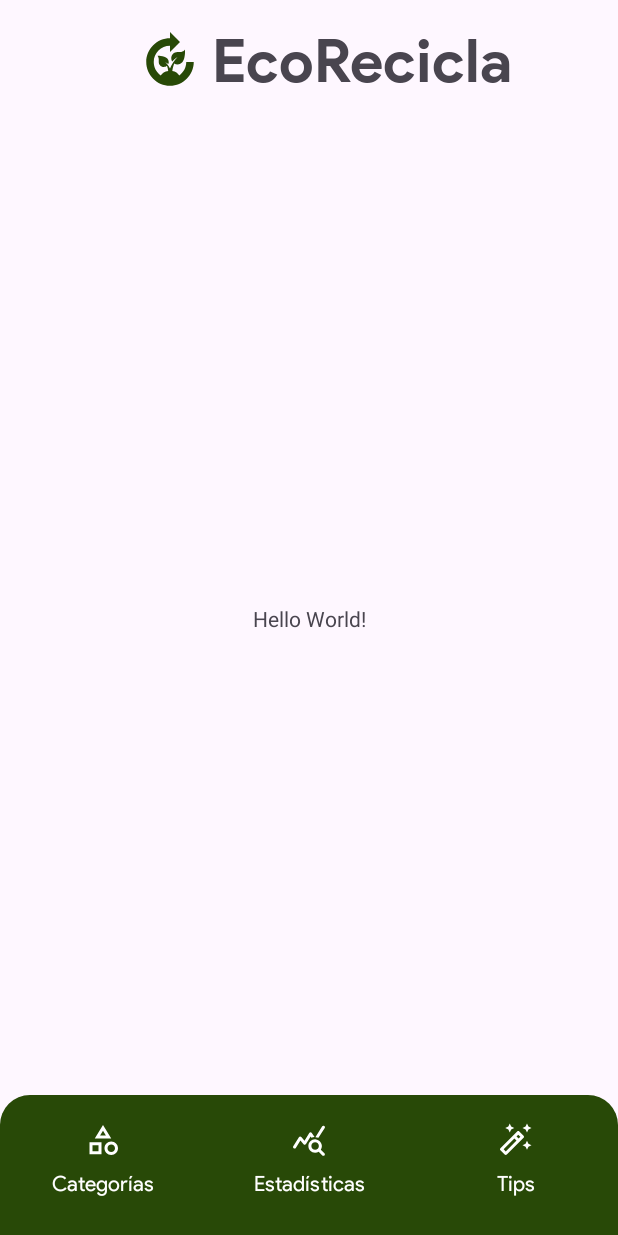
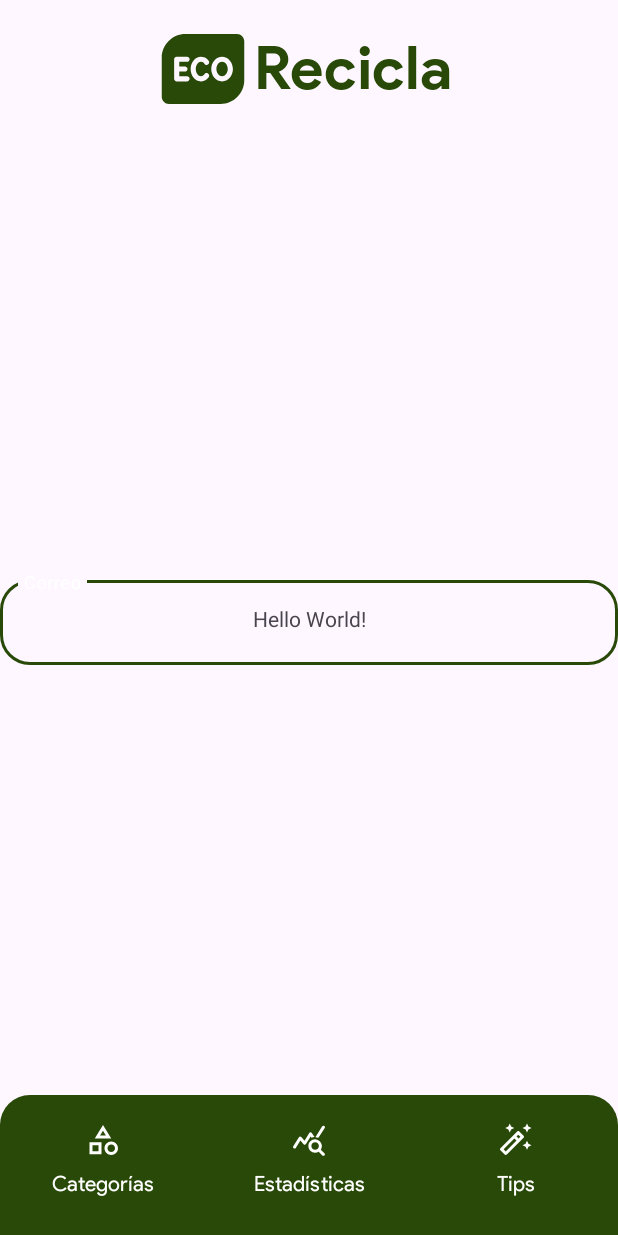
Before and after one commit to AndresFDev/EcoRecicla, an Android app: the screen it shows after launch (MainActivity), on a phone screen of 412 x 824 dp. Run offline under Robolectric (Android 15) with nearby library versions, the light colour scheme and no system bars.

Commit message:
second update

```diff
--- /dev/null
+++ b/app/src/main/res/drawable/ic_appv2.xml
@@ -0,0 +1,20 @@
+<vector xmlns:android="http://schemas.android.com/apk/res/android"
+    android:width="48dp"
+    android:height="48dp"
+    android:viewportWidth="48"
+    android:viewportHeight="48">
+  <path
+      android:pathData="M0,0h48v48h-48z"
+      android:strokeAlpha="0"
+      android:fillColor="#FFFFFF"
+      android:strokeColor="#00000000"
+      android:fillAlpha="0"/>
+  <path
+      android:pathData="M14.65,5.3C7.683,5.3 2,10.983 2,17.95L2,38.85C2,40.956 3.744,42.7 5.85,42.7L33.35,42.7C40.317,42.7 46,37.017 46,30.05L46,9.15C46,7.044 44.256,5.3 42.15,5.3L14.65,5.3zM9.975,17.4L15.475,17.4C16.234,17.4 16.85,18.016 16.85,18.775C16.85,19.534 16.234,20.15 15.475,20.15L11.35,20.15L11.35,22.625L14.375,22.625C15.134,22.625 15.75,23.241 15.75,24C15.75,24.759 15.134,25.375 14.375,25.375L11.35,25.375L11.35,27.85L15.475,27.85C16.234,27.85 16.85,28.466 16.85,29.225C16.85,29.984 16.234,30.6 15.475,30.6L9.975,30.6C9.216,30.6 8.6,29.984 8.6,29.225L8.6,18.775C8.6,18.016 9.216,17.4 9.975,17.4zM22.911,17.4C25.496,17.4 26.772,19.171 27.102,19.71C27.498,20.359 27.289,21.206 26.64,21.602C25.991,21.998 25.144,21.789 24.748,21.14C24.605,20.909 24.066,20.15 22.911,20.15C21.415,20.15 20.15,21.91 20.15,24C20.15,26.09 21.415,27.85 22.911,27.85C24.066,27.85 24.605,27.091 24.748,26.86C25.144,26.211 25.991,26.002 26.64,26.398C27.289,26.794 27.498,27.641 27.102,28.29C26.772,28.829 25.496,30.6 22.911,30.6C19.875,30.6 17.4,27.641 17.4,24C17.4,20.359 19.875,17.4 22.911,17.4zM34.175,17.4C37.365,17.4 39.95,20.359 39.95,24C39.95,27.641 37.365,30.6 34.175,30.6C30.985,30.6 28.4,27.641 28.4,24C28.4,20.359 30.985,17.4 34.175,17.4zM34.175,20.15C32.504,20.15 31.15,21.874 31.15,24C31.15,26.126 32.504,27.85 34.175,27.85C35.846,27.85 37.2,26.126 37.2,24C37.2,21.874 35.846,20.15 34.175,20.15z"
+      android:strokeLineJoin="miter"
+      android:strokeWidth="1.1"
+      android:fillColor="#FFFFFF"
+      android:fillType="nonZero"
+      android:strokeColor="#00000000"
+      android:strokeLineCap="butt"/>
+</vector>
--- a/app/src/main/res/layout/activity_main.xml
+++ b/app/src/main/res/layout/activity_main.xml
@@ -21,6 +21,22 @@
         app:layout_constraintStart_toStartOf="parent"
         app:layout_constraintTop_toTopOf="parent" />
 
+    <com.google.android.material.textfield.TextInputLayout
+        style="@style/Widget.App.TextInputLayout"
+        android:layout_width="match_parent"
+        android:layout_height="wrap_content"
+        android:hint="Correo"
+        app:layout_constraintBottom_toBottomOf="parent"
+        app:layout_constraintEnd_toEndOf="parent"
+        app:layout_constraintStart_toStartOf="parent"
+        app:layout_constraintTop_toTopOf="parent">
+
+        <com.google.android.material.textfield.TextInputEditText
+            android:layout_width="match_parent"
+            android:layout_height="wrap_content" />
+
+    </com.google.android.material.textfield.TextInputLayout>
+
     <include
         layout="@layout/nav_menu"
         android:layout_width="match_parent"
--- a/app/src/main/res/layout/app_logo.xml
+++ b/app/src/main/res/layout/app_logo.xml
@@ -7,12 +7,12 @@
 
     <com.google.android.material.imageview.ShapeableImageView
         android:id="@+id/ivLogo"
-        android:layout_width="40dp"
-        android:layout_height="40dp"
-        android:src="@drawable/ic_app"
+        android:layout_width="60dp"
+        android:layout_height="60dp"
+        android:src="@drawable/ic_appv2"
         app:layout_constraintBottom_toBottomOf="parent"
         app:layout_constraintEnd_toEndOf="parent"
-        app:layout_constraintHorizontal_bias="0.25"
+        app:layout_constraintHorizontal_bias="0.30"
         app:layout_constraintStart_toStartOf="parent"
         app:layout_constraintTop_toTopOf="parent"
         app:tint="@color/colorPrimary" />
@@ -21,10 +21,11 @@
         android:id="@+id/tvTitle"
         android:layout_width="wrap_content"
         android:layout_height="wrap_content"
-        android:layout_marginStart="8dp"
+        android:layout_marginStart="4dp"
         android:fontFamily="@font/product_sans_bold"
-        android:text="@string/app_name"
+        android:text="Recicla"
         android:textSize="40sp"
+        android:textColor="@color/colorPrimary"
         app:layout_constraintBottom_toBottomOf="parent"
         app:layout_constraintStart_toEndOf="@id/ivLogo"
         app:layout_constraintTop_toTopOf="parent" />
--- a/app/src/main/res/layout/nav_menu.xml
+++ b/app/src/main/res/layout/nav_menu.xml
@@ -15,8 +15,7 @@
         android:layout_width="0dp"
         android:layout_height="wrap_content"
         android:text="Categorías"
-        app:icon="@drawable/ic_category"
-        app:toggleCheckedStateOnClick="true" />
+        app:icon="@drawable/ic_category" />
 
     <com.google.android.material.button.MaterialButton
         android:id="@+id/btnStats"
--- a/app/src/main/res/values/colors.xml
+++ b/app/src/main/res/values/colors.xml
@@ -9,5 +9,6 @@
     <color name="colorOnSecondary">#284907</color>
     <color name="colorSecondaryContainer">#C8E6C9</color>
     <color name="colorBackground">#E8F5E9</color>
+    <color name="colorError">#FF0000</color>
 
 </resources>
--- a/app/src/main/res/values/themes.xml
+++ b/app/src/main/res/values/themes.xml
@@ -12,6 +12,11 @@
         <item name="colorSecondary">@color/colorSecondary</item>
         <item name="colorOnSecondary">@color/colorOnSecondary</item>
         <item name="colorSecondaryContainer">@color/colorSecondaryContainer</item>
+        <item name="colorOnBackground">@color/colorBackground</item>
+        <item name="textAppearanceTitleMedium">@style/TextAppearance.App.TitleMedium</item>
+        <item name="textAppearanceBodySmall">@style/TextAppearance.App.BodySmall</item>
+        <item name="shapeAppearanceSmallComponent">@style/ShapeAppearance.App.SmallComponent</item>
+        <item name="textInputStyle">@style/Widget.App.TextInputLayout</item>
     </style>
 
     <style name="NavMenu">
@@ -35,15 +40,47 @@
     </style>
 
     <style name="ButtonCategoriesStyle" parent="Widget.Material3.Button">
-        <item name="textAllCaps">true</item>
+        <item name="android:layout_width">0dp</item>
+        <item name="android:layout_height">0dp</item>
+        <item name="android:layout_columnWeight">1</item>
+        <item name="android:layout_rowWeight">1</item>
+        <item name="android:layout_margin">8dp</item>
+        <item name="android:paddingTop">32dp</item>
+        <item name="cornerRadius">15dp</item>
         <item name="fontFamily">@font/product_sans_regular</item>
-        <item name="cornerRadius">15dp</item>
         <item name="iconGravity">top</item>
-        <item name="iconSize">55dp</item>
-        <item name="android:layout_margin">8dp</item>
-        <item name="android:layout_columnWeight">1</item>
-        <item name="android:layout_height">120dp</item>
-        <item name="android:paddingTop">16dp</item>
+        <item name="iconSize">60dp</item>
+        <item name="textAllCaps">false</item>
+    </style>
+
+    <style name="Widget.App.TextInputLayout" parent="Widget.Material3.TextInputLayout.OutlinedBox">
+        <item name="materialThemeOverlay">@style/ThemeOverlay.App.TextInputLayout</item>
+        <item name="shapeAppearance">@style/ShapeAppearance.App.SmallComponent</item>
+        <item name="hintTextColor">?attr/colorOnSurface</item>
+    </style>
+
+    <style name="ThemeOverlay.App.TextInputLayout" parent="">
+        <item name="colorPrimary">@color/colorPrimary</item>
+        <item name="colorOnSurface">@color/colorOnPrimary</item>
+        <item name="colorError">@color/colorError</item>
+        <item name="textAppearanceTitleMedium">@style/TextAppearance.App.TitleMedium</item>
+        <item name="textAppearanceBodySmall">@style/TextAppearance.App.BodySmall</item>
+        <item name="editTextStyle">@style/Widget.Material3.TextInputEditText.OutlinedBox</item>
+    </style>
+
+    <style name="TextAppearance.App.TitleMedium" parent="TextAppearance.Material3.TitleMedium">
+        <item name="fontFamily">@font/product_sans_regular</item>
+        <item name="android:fontFamily">@font/product_sans_regular</item>
+    </style>
+
+    <style name="TextAppearance.App.BodySmall" parent="TextAppearance.Material3.BodySmall">
+        <item name="fontFamily">@font/product_sans_regular</item>
+        <item name="android:fontFamily">@font/product_sans_regular</item>
+    </style>
+
+    <style name="ShapeAppearance.App.SmallComponent" parent="ShapeAppearance.Material3.SmallComponent">
+        <item name="cornerFamily">rounded</item>
+        <item name="cornerSize">20dp</item>
     </style>
 
 </resources>
```
Also changed, not shown: app/src/main/res/drawable/ic_app.xml (+19 -4 lines).
